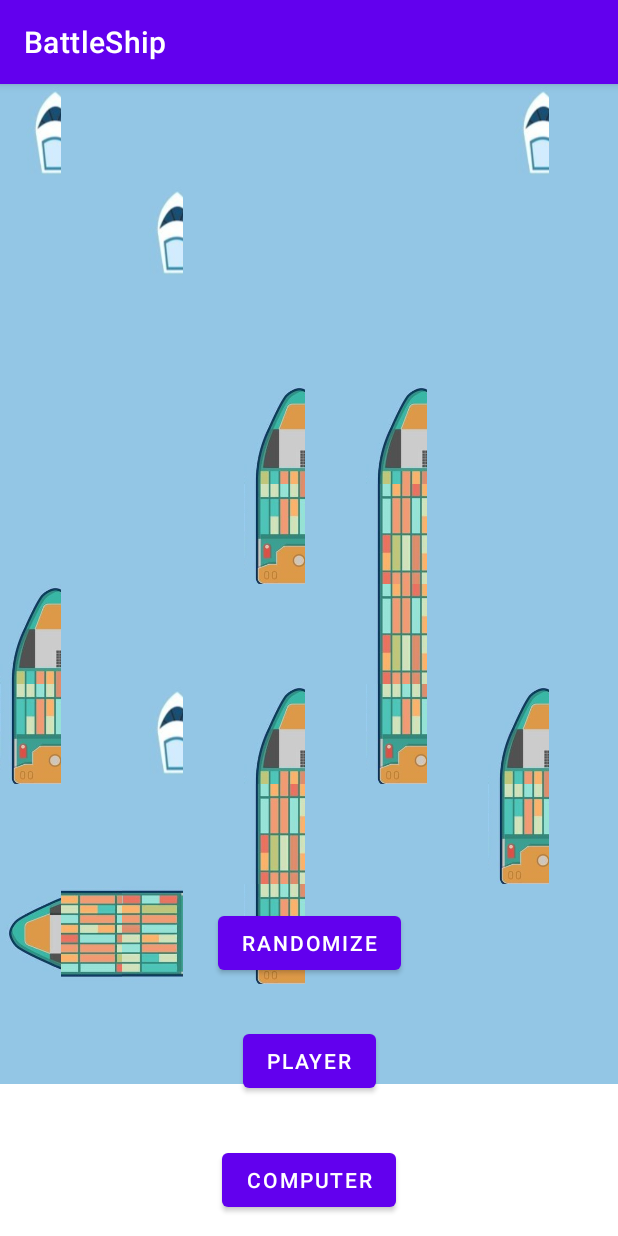
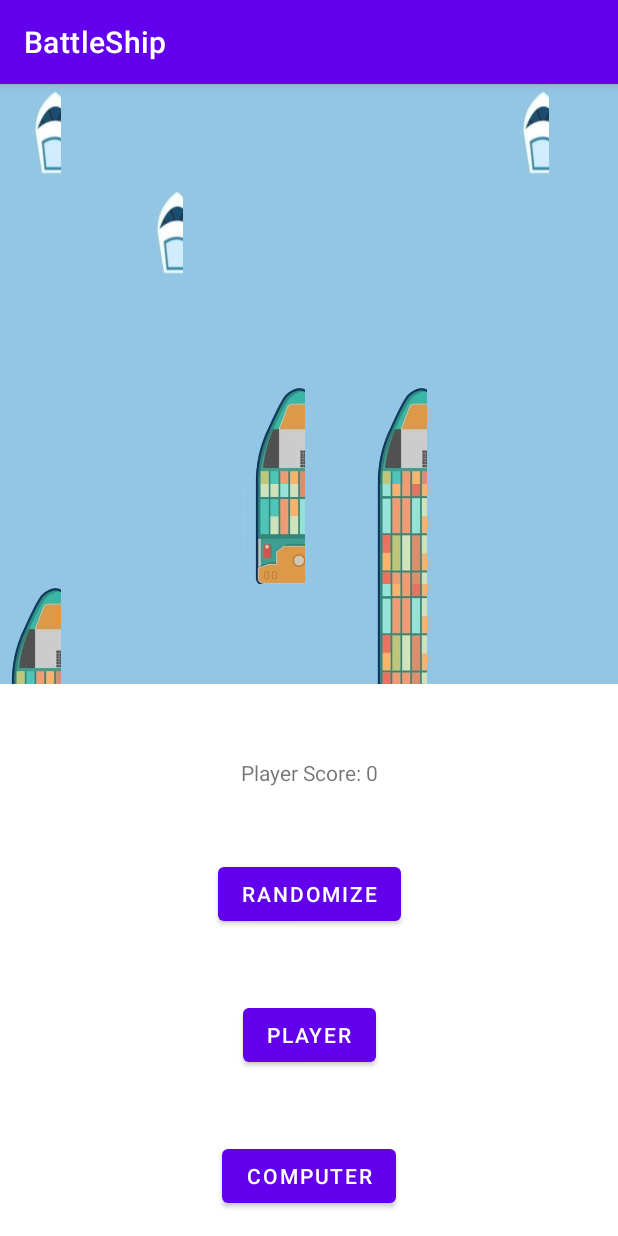
Before and after one commit to kristapspicelevics/BattleShip_MPI_2, an Android app: the screen it shows after launch (MainActivity), after a tap on "PLAYER", on a phone screen of 412 x 824 dp. Run offline under Robolectric (Android 15) with nearby library versions, the phone set to English and light mode, and no system bars; 1 other tap on this screen came first.

Commit message:
Added score and endgame

```diff
--- a/app/src/main/java/lv/kristaps/battleship/Adapter.java
+++ b/app/src/main/java/lv/kristaps/battleship/Adapter.java
@@ -15,13 +15,15 @@ public class Adapter extends BaseAdapter {
     private final int[] computerMap;
     private final int[] imageid;
     private final boolean isPlayer;
+    private final boolean didWin;
     private int[] map;
     // 1
-    public Adapter(Context context, int[] playerMap, int[] computerMap, int[] map, boolean isPlayer, int[] Imageid) {
+    public Adapter(Context context, int[] playerMap, int[] computerMap, int[] map, boolean isPlayer, boolean didWin, int[] Imageid) {
         this.mContext = context;
         this.playerMap = playerMap;
         this.computerMap = computerMap;
         this.isPlayer = isPlayer;
+        this.didWin = didWin;
         this.imageid = Imageid;
         this.map = map;
     }
@@ -49,20 +51,24 @@ public class Adapter extends BaseAdapter {
         return null;
     }
 
-    // 5
-
-
     public boolean isEnabled(int position) {
         if (isPlayer){
             map = playerMap;
         } else {
             map = computerMap;
         }
-        if (map[position] == -3 || map[position] == -1 || map[position] == 99) {
-            return false;
+        if(didWin == true){
+            if ((map[position] >= -100 && map[position] <= 100)) {
+                return false;
+            }
         } else {
-            return true;
+            if ((map[position] >= -8 && map[position] <= -1) || map[position] == 99 || map[position] == -45 || map[position] == -85) {
+                return false;
+            } else {
+                return true;
+            }
         }
+        return true;
     }
 
     @Override
--- a/app/src/main/java/lv/kristaps/battleship/MainActivity.java
+++ b/app/src/main/java/lv/kristaps/battleship/MainActivity.java
@@ -19,12 +19,19 @@ public class MainActivity extends AppCompatActivity {
     static int[] map = new int [100];
     String funeral = "";
     //static int[] mapIndex = new int [100];
-    TextView text;
+    TextView scoreText;
+    int computerScore = 0;
+    int playerScore = 0;
+    int score = 0;
+    String computerScoreString;
+    String playerScoreString;
+    String scoreString;
     Button button, buttonPlayer, buttonCPU;
     Adapter adapter;
     SinkingShip sinkingShip;
     int gridIndex;
     boolean isPlayer = true;
+    boolean didWin = false;
     int[] imageId = {
             R.drawable.blue, //0
             R.drawable.fire_in_water,
@@ -66,16 +73,18 @@ public class MainActivity extends AppCompatActivity {
         Generator.generateMap(playerMap);
         Generator.populateMap(computerMap);
         Generator.generateMap(computerMap);
-        text = (TextView) findViewById(R.id.label);
+        scoreText = (TextView) findViewById(R.id.label);
         button = (Button) findViewById(R.id.button);
         buttonPlayer = (Button) findViewById(R.id.buttonPlayer);
         buttonCPU = (Button) findViewById(R.id.buttonCPU);
         gridView = (GridView)findViewById(R.id.grid_view);
+
         buttonPlayer.setOnClickListener(new View.OnClickListener() {
             @Override
             public void onClick(View v) {
                 isPlayer = true;
-                adapter = new Adapter(MainActivity.this, playerMap, computerMap, map, isPlayer, imageId);
+                displayScore(playerScore, "Player Score: ");
+                adapter = new Adapter(MainActivity.this, playerMap, computerMap, map, isPlayer, didWin, imageId);
                 gridView.setAdapter(adapter);
             }
         });
@@ -83,28 +92,37 @@ public class MainActivity extends AppCompatActivity {
             @Override
             public void onClick(View v) {
                 isPlayer = false;
-                adapter = new Adapter(MainActivity.this, playerMap, computerMap, map, isPlayer, imageId);
+                displayScore(computerScore, "Computer Score: ");
+                adapter = new Adapter(MainActivity.this, playerMap, computerMap, map, isPlayer, didWin, imageId);
                 gridView.setAdapter(adapter);
             }
         });
         button.setOnClickListener(new View.OnClickListener() {
             @Override
             public void onClick(View v) {
+                computerScore = 0;
+                playerScore = 0;
+                displayScore(playerScore, "Player Score: ");
+                displayScore(computerScore, "Computer Score: ");
+                didWin = false;
                 Generator.populateMap(playerMap);
                 Generator.generateMap(playerMap);
                 Generator.populateMap(computerMap);
                 Generator.generateMap(computerMap);
-                adapter = new Adapter(MainActivity.this, playerMap, computerMap, map, isPlayer, imageId);
+                adapter = new Adapter(MainActivity.this, playerMap, computerMap, map, isPlayer, didWin, imageId);
                 gridView.setAdapter(adapter);
             }
         });
 
         gridView.setOnItemClickListener(new AdapterView.OnItemClickListener() {
+
             public void onItemClick(AdapterView<?> parent, View v, int position, long id) {
                 if (isPlayer){
                     map = playerMap;
+                    score = playerScore;
                 } else {
                     map = computerMap;
+                    score = computerScore;
                 }
                 Toast.makeText(MainActivity.this, "" + map[position], Toast.LENGTH_SHORT).show();
 
@@ -143,16 +161,40 @@ public class MainActivity extends AppCompatActivity {
                     //tad netiek netekas mainīts un atkārtoti var šaut, jo divreiz pa vienu un to pašu lauku nevar šaut
                 }else if (map[position] == 5){ //kuģis grimst
                     map[position] = -1;
+                    addScore(isPlayer);
+
                 }else {
-                    boolean a = sinkingShip.isSunk(position,map);
+                    boolean a = SinkingShip.isSunk(position,map);
                     Toast.makeText(MainActivity.this, "" + a, Toast.LENGTH_SHORT).show();
                     funeral = "";
-                    //isSunk();
+                    addScore(isPlayer);
                 }
                 gridView.setAdapter(adapter);
             }
         });
     }
 
+    public void addScore(boolean isPlayer){
+        if (isPlayer){
+            playerScore++;
+            displayScore(playerScore, "Player Score: ");
+            if(playerScore >= 20){
+                didWin = true;
+                adapter = new Adapter(MainActivity.this, playerMap, computerMap, map, isPlayer, didWin, imageId);
+            }
+        } else {
+            computerScore++;
+            displayScore(computerScore, "Computer Score: ");
+            if(computerScore >= 20){
+                didWin = true;
+                adapter = new Adapter(MainActivity.this, playerMap, computerMap, map, isPlayer, didWin, imageId);
+            }
+        }
+    }
+
+    public void displayScore(int score, String text){
+        String scoreString = String.valueOf(score);
+        scoreText.setText(text + scoreString);
+    }
 
 }
--- a/app/src/main/res/layout/activity_main.xml
+++ b/app/src/main/res/layout/activity_main.xml
@@ -9,28 +9,31 @@
     <GridView
         android:id="@+id/grid_view"
         android:layout_width="match_parent"
-        android:layout_height="match_parent"
+        android:layout_height="400dp"
         android:numColumns="10"
         app:layout_constraintBottom_toBottomOf="parent"
         app:layout_constraintEnd_toEndOf="parent"
+        app:layout_constraintHorizontal_bias="1.0"
         app:layout_constraintStart_toStartOf="parent"
-        app:layout_constraintTop_toTopOf="parent" />
+        app:layout_constraintTop_toTopOf="parent"
+        app:layout_constraintVertical_bias="0.0" />
 
     <TextView
         android:layout_width="wrap_content"
         android:layout_height="wrap_content"
-        android:text=""
+        android:text="Score: "
         android:id="@+id/label"
         app:layout_constraintBottom_toBottomOf="parent"
         app:layout_constraintLeft_toLeftOf="parent"
         app:layout_constraintRight_toRightOf="parent"
-        app:layout_constraintTop_toTopOf="parent" />
+        app:layout_constraintTop_toTopOf="parent"
+        app:layout_constraintVertical_bias="0.600" />
 
     <Button
         android:id="@+id/button"
         android:layout_width="wrap_content"
         android:layout_height="wrap_content"
-        android:layout_marginTop="128dp"
+        android:layout_marginTop="16dp"
         android:text="Randomize"
         app:layout_constraintBottom_toBottomOf="parent"
         app:layout_constraintEnd_toEndOf="parent"
@@ -41,7 +44,7 @@
         android:id="@+id/buttonPlayer"
         android:layout_width="wrap_content"
         android:layout_height="wrap_content"
-        android:layout_marginTop="128dp"
+        android:layout_marginTop="16dp"
         android:text="Player"
         app:layout_constraintBottom_toBottomOf="parent"
         app:layout_constraintEnd_toEndOf="parent"
@@ -53,7 +56,7 @@
         android:id="@+id/buttonCPU"
         android:layout_width="wrap_content"
         android:layout_height="wrap_content"
-        android:layout_marginTop="128dp"
+        android:layout_marginTop="16dp"
         android:text="Computer"
         app:layout_constraintBottom_toBottomOf="parent"
         app:layout_constraintEnd_toEndOf="parent"
```
Also changed, not shown: app/src/main/res/drawable/fire_in_water.PNG (deleted).
